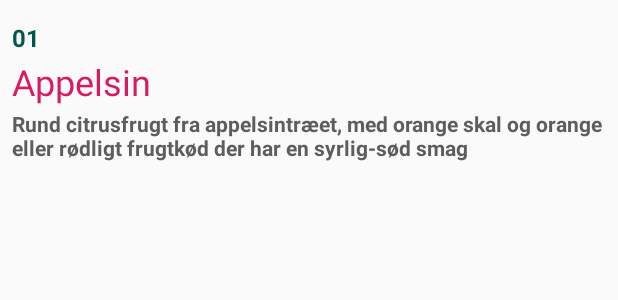
After one commit to Tmattsson0/Galgeleg, an Android app: the layout list_item.xml on its own in the app's theme, with its tools: preview values and no code run, on a phone screen of 412 x 824 dp. The commit adds this screen. Shown: the top 300 px of the screen. Run offline under Robolectric (Android 15) with nearby library versions, the phone set to English and light mode, and no system bars.

Commit message:
Word list works with JSON and web

```diff
--- a/app/src/main/AndroidManifest.xml
+++ b/app/src/main/AndroidManifest.xml
@@ -2,7 +2,7 @@
 <manifest xmlns:android="http://schemas.android.com/apk/res/android"
     package="com.example.thomasmattsson.galgeleg">
 
-    <uses-permission android:name="android.permission.INTERNET"/>
+    <uses-permission android:name="android.permission.INTERNET" />
 
     <application
         android:allowBackup="true"
@@ -21,7 +21,8 @@
         <activity android:name=".SpilActivity" />
         <activity android:name=".HighscoreActivity" />
         <activity android:name=".WonActivity" />
-        <activity android:name=".LostActivity"></activity>
+        <activity android:name=".LostActivity" />
+        <activity android:name=".WordListActivity"></activity>
     </application>
 
 </manifest>
--- a/app/src/main/java/com/example/thomasmattsson/galgeleg/HighscoreActivity.java
+++ b/app/src/main/java/com/example/thomasmattsson/galgeleg/HighscoreActivity.java
@@ -12,10 +12,6 @@ import com.google.gson.reflect.TypeToken;
 import java.lang.reflect.Type;
 import java.util.ArrayList;
 import java.util.Collections;
-import java.util.Comparator;
-import java.util.List;
-import java.util.Locale;
-import java.util.stream.Collectors;
 
 import Data.Player;
 
@@ -42,7 +38,7 @@ public class HighscoreActivity extends AppCompatActivity {
         RecyclerView.Adapter mAdapter;
         mRecyclerView.setHasFixedSize(true);
         mLayoutManager = new LinearLayoutManager(this);
-        mAdapter = new SimpleAdapter(playerList);
+        mAdapter = new MyAdapter(playerList);
         mRecyclerView.setLayoutManager(mLayoutManager);
         mRecyclerView.setAdapter(mAdapter);
 
--- /dev/null
+++ b/app/src/main/res/layout/list_item.xml
@@ -0,0 +1,37 @@
+<?xml version="1.0" encoding="utf-8"?>
+<LinearLayout xmlns:android="http://schemas.android.com/apk/res/android"
+    android:layout_width="fill_parent"
+    android:layout_height="wrap_content"
+    android:orientation="vertical"
+    android:padding="8dp">
+
+    <TextView
+        android:id="@+id/id"
+        android:layout_width="wrap_content"
+        android:layout_height="wrap_content"
+        android:paddingTop="6dip"
+        android:paddingBottom="2dip"
+        android:layout_weight="1"
+        android:text="01"
+        android:textColor="@color/colorPrimaryDark"
+        android:textSize="16sp"
+        android:textStyle="bold" />
+
+    <TextView
+        android:id="@+id/ord"
+        android:layout_width="wrap_content"
+        android:layout_height="wrap_content"
+        android:layout_weight="0"
+        android:paddingBottom="2dip"
+        android:text="Appelsin"
+        android:textColor="@color/colorAccent"
+        android:textSize="24sp" />
+
+    <TextView
+        android:id="@+id/definition"
+        android:layout_width="wrap_content"
+        android:layout_height="wrap_content"
+        android:text="Rund citrusfrugt fra appelsintræet, med orange skal og orange eller rødligt frugtkød der har en syrlig-sød smag"
+        android:textColor="#5d5d5d"
+        android:textStyle="bold" />
+</LinearLayout>
```
Also changed, not shown: app/src/main/java/Data/Words.java (added, +26 -0 lines), app/src/main/java/com/example/thomasmattsson/galgeleg/MyAdapter.java (renamed from app/src/main/java/com/example/thomasmattsson/galgeleg/SimpleAdapter.java, +4 -8 lines), app/src/main/java/com/example/thomasmattsson/galgeleg/VelkomstActivity.java (+16 -10 lines), app/src/main/java/com/example/thomasmattsson/galgeleg/WordAdapter.java (added, +55 -0 lines), app/src/main/java/com/example/thomasmattsson/galgeleg/WordListActivity.java (added, +161 -0 lines), app/src/main/res/layout/activity_velkomst.xml (+25 -15 lines), app/src/main/res/layout/activity_word_list.xml (added, +14 -0 lines), 1 other file.
